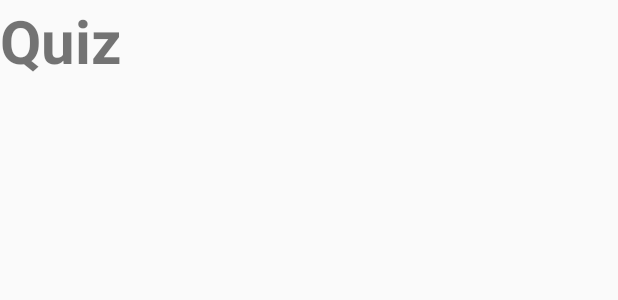
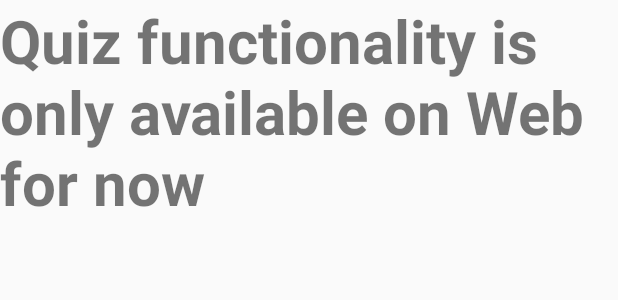
Before and after one commit to bounswe/bounswe2016group5, an Android app: the layout fragment_topic_quiz.xml on its own in the app's theme, with its tools: preview values and no code run, on a phone screen of 412 x 824 dp. Shown: the top 300 px of the screen. Run offline under Robolectric (Android 15) with nearby library versions, the phone set to English and light mode, and no system bars; network calls fail.

Commit message:
Quiz availability

```diff
--- a/DigestAndroid/app/src/main/res/layout/fragment_topic_add_quiz.xml
+++ b/DigestAndroid/app/src/main/res/layout/fragment_topic_add_quiz.xml
@@ -14,7 +14,7 @@
         android:layout_width="match_parent"
         android:layout_height="wrap_content"
         android:layout_weight="0"
-        android:text="ADD QUIZ QUESTION"
+        android:text="Quiz functionality is only available on Web for now"
 
         android:background="@color/primary"
         android:clickable="true"
--- a/DigestAndroid/app/src/main/res/layout/fragment_topic_quiz.xml
+++ b/DigestAndroid/app/src/main/res/layout/fragment_topic_quiz.xml
@@ -8,7 +8,7 @@
     <TextView
         android:layout_width="match_parent"
         android:layout_height="match_parent"
-        android:text="@string/topic_Quiz_tab"
+        android:text="Quiz functionality is only available on Web for now"
         android:textSize="40sp"
         android:textStyle="bold"
         android:layout_centerInParent="true" />
```
